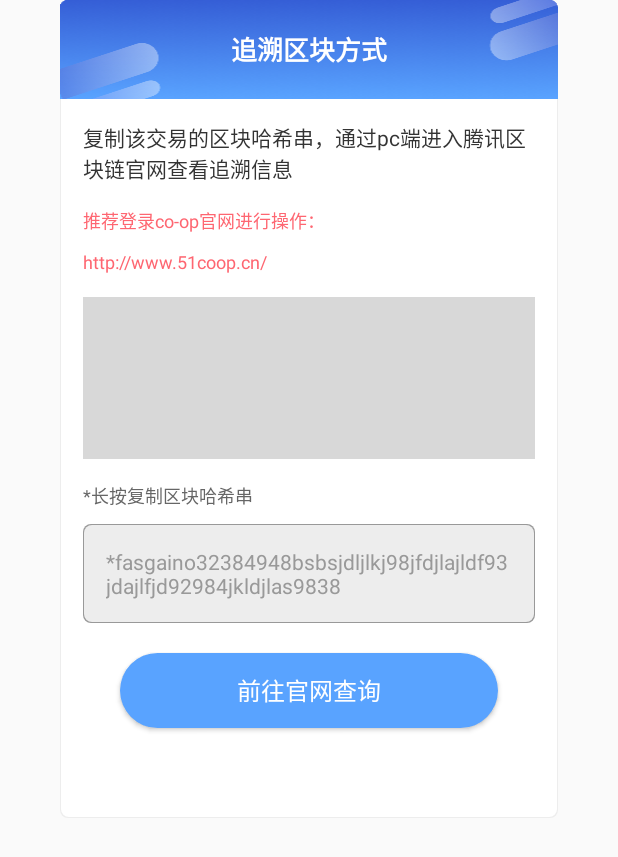
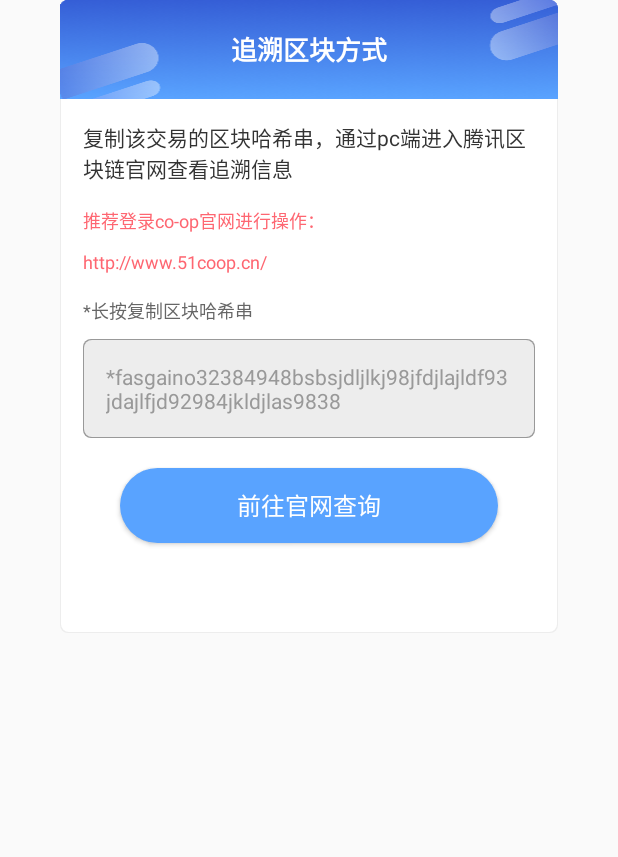
Before and after one commit to huaidan615924233/Coop-Android, an Android app: the layout popup_trans_info.xml on its own in the app's theme, with its tools: preview values and no code run, on a phone screen of 412 x 824 dp. Shown: the top 857 px of the screen. Run offline under Robolectric (Android 15) with nearby library versions, the phone set to English and light mode, and no system bars.

Commit message:
update bug

```diff
--- a/app/src/main/java/com/coop/android/activity/LoginActivity.java
+++ b/app/src/main/java/com/coop/android/activity/LoginActivity.java
@@ -232,6 +232,8 @@ public class LoginActivity extends CBaseActivity implements View.OnClickListener
             MobclickAgent.onProfileSignIn(UserConfigs.getInstance().getId());
             if (TextUtils.isEmpty(UserConfigs.getInstance().getCardNo()))
                 startActivity(LoginIdenActivity.createIntent(mContext));
+            else if (TextUtils.isEmpty(UserConfigs.getInstance().getLastLoginRole()))
+                startActivity(LoginChooseActivity.createIntent(mContext));
             else {
                 if (isTokenFailed)  //如果token失效，则返回之前页面,否则跳转主页
                     finish();
--- a/app/src/main/java/com/coop/android/activity/WelcomeActivity.java
+++ b/app/src/main/java/com/coop/android/activity/WelcomeActivity.java
@@ -80,7 +80,9 @@ public class WelcomeActivity extends Activity {
         } else {
             String userInfo = SharedPreferencesUtils.getUserInfo(this);
             UserConfigs.loadUserInfo(userInfo);
-            if (TextUtils.isEmpty(UserConfigs.getInstance().getLastLoginRole()))
+            if (TextUtils.isEmpty(UserConfigs.getInstance().getCardNo()))
+                startActivity(LoginIdenActivity.createIntent(this));
+            else if (TextUtils.isEmpty(UserConfigs.getInstance().getLastLoginRole()))
                 startActivity(LoginChooseActivity.createIntent(this));
             else
                 HomeActivity.newInstance(this, false);
--- a/app/src/main/res/layout/activity_login_iden.xml
+++ b/app/src/main/res/layout/activity_login_iden.xml
@@ -84,7 +84,7 @@
                 android:ellipsize="end"
                 android:gravity="center_vertical"
                 android:hint="@string/txt_login_name_hint"
-                android:maxLines="1"
+                android:maxLength="5"
                 android:paddingLeft="@dimen/dp_10"
                 android:textSize="@dimen/sp_14" />
         </LinearLayout>
--- a/app/src/main/res/layout/popup_trans_info.xml
+++ b/app/src/main/res/layout/popup_trans_info.xml
@@ -54,13 +54,17 @@
         <View
             android:layout_width="match_parent"
             android:layout_height="@dimen/dp_108"
-            android:layout_margin="@dimen/dp_15"
-            android:background="@color/color_D8D8D8" />
+            android:layout_marginLeft="@dimen/dp_15"
+            android:layout_marginRight="@dimen/dp_15"
+            android:layout_marginTop="@dimen/dp_15"
+            android:background="@color/color_D8D8D8"
+            android:visibility="gone" />
 
         <TextView
             android:layout_width="match_parent"
             android:layout_height="wrap_content"
             android:layout_marginLeft="@dimen/dp_15"
+            android:layout_marginTop="@dimen/dp_15"
             android:text="*长按复制区块哈希串"
             android:textColor="@color/color_666666"
             android:textSize="@dimen/sp_12" />
--- a/config.gradle
+++ b/config.gradle
@@ -1,7 +1,7 @@
 ext {
     appName = "coop"
-    module_version_code = 2
-    module_version_name = "2.0"
+    module_version_code = 11
+    module_version_name = "1.1"
     // 项目配置
     compile_sdk_version = 28
     build_tools_version = "26.0.2"
```
Also changed, not shown: app/src/main/java/com/coop/android/activity/LoginIdenActivity.java (+21 -4 lines), app/src/main/java/com/coop/android/utils/IDCardValidate.java (+5 -2 lines).
